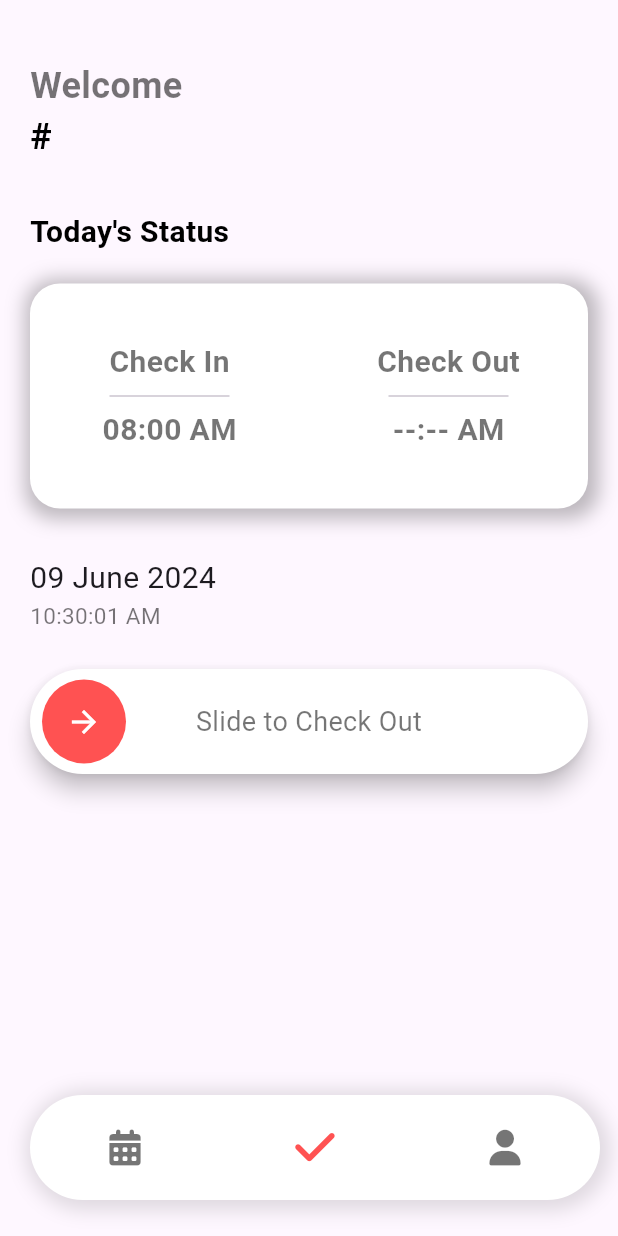
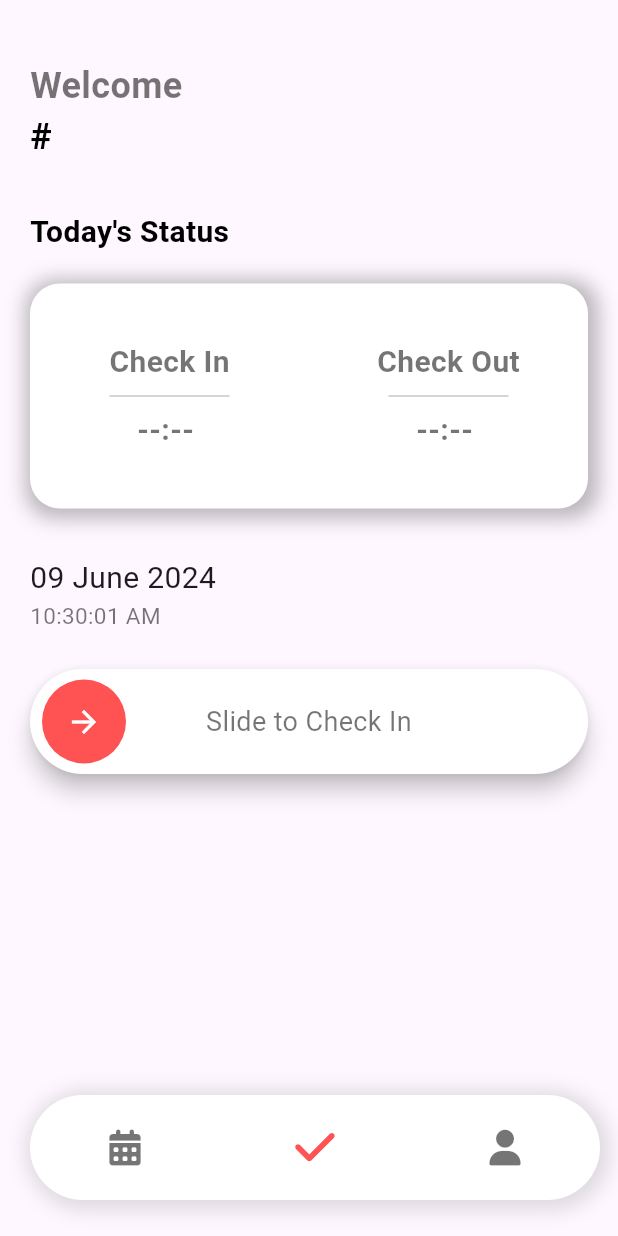
Before and after one commit to sicelo17/employee_attendance, a Flutter app: the HomeScreen screen opened directly, on a phone screen of 412 x 824 dp. Run offline on Flutter 3.47's test engine with Material 3 defaults, Android fonts, the phone set to English and light mode, and no system bars; drawn by our look-alikes of slide_to_act; our stand-ins replace flutter_dotenv, font_awesome_flutter, supabase_flutter; accounts and stored records are empty.

Commit message:
add check in and out functionality

```diff
--- a/lib/constants/constants.dart
+++ b/lib/constants/constants.dart
@@ -1,4 +1,5 @@
 class Constants {
   static const employeeTable = "employees";
   static const departmentTable = "departments";
+  static const attendanceTable = "attendance";
 }
--- a/lib/main.dart
+++ b/lib/main.dart
@@ -1,4 +1,5 @@
 import 'package:employee_attendance/screens/splash_screen.dart';
+import 'package:employee_attendance/services/attendance_service.dart';
 import 'package:employee_attendance/services/auth_service.dart';
 import 'package:employee_attendance/services/db_service.dart';
 import 'package:flutter/material.dart';
@@ -28,7 +29,7 @@ class MyApp extends StatelessWidget {
       providers: [
         ChangeNotifierProvider(create: (context) => AuthService()),
         ChangeNotifierProvider(create: (context) => DbService()),
-
+        ChangeNotifierProvider(create: (context) => AttendanceService()),
       ],
       child: MaterialApp(
         debugShowCheckedModeBanner: false,
--- /dev/null
+++ b/lib/models/attendance_model.dart
@@ -0,0 +1,19 @@
+class AttendanceModel {
+  final String id;
+  final String date;
+  final String checkIn;
+  final String? checkOut;
+  final DateTime createdAt;
+
+  AttendanceModel({required this.id, required this.date, required this.checkIn, this.checkOut, required this.createdAt});
+
+  factory AttendanceModel.fromJson(Map<String, dynamic> json) {
+    return AttendanceModel(
+      id: json['employee_id'],
+      date: json['date'],
+      checkIn: json['check_in'],
+      checkOut: json['check_out'],
+      createdAt: DateTime.parse(json['created_at']),
+    );
+  }
+}
--- a/lib/screens/attendance_screen.dart
+++ b/lib/screens/attendance_screen.dart
@@ -1,4 +1,5 @@
 import 'package:employee_attendance/models/user_model.dart';
+import 'package:employee_attendance/services/attendance_service.dart';
 import 'package:employee_attendance/services/db_service.dart';
 import 'package:flutter/material.dart';
 import 'package:intl/intl.dart';
@@ -14,8 +15,17 @@ class AttendanceScreen extends StatefulWidget {
 
 class _AttendanceScreenState extends State<AttendanceScreen> {
   final GlobalKey<SlideActionState> key = GlobalKey<SlideActionState>();
+
+  @override
+  void initState() {
+    Provider.of<AttendanceService>(context, listen: false).getTodayAttendance();
+    super.initState();
+  }
+
   @override
   Widget build(BuildContext context) {
+    final attendanceService = Provider.of<AttendanceService>(context);
+
     return Scaffold(
       body: SingleChildScrollView(
         padding: const EdgeInsets.all(20),
@@ -99,9 +109,9 @@ class _AttendanceScreenState extends State<AttendanceScreen> {
                             color: Colors.black54,
                           ),
                         ),
-                        SizedBox(width: 80, child: Divider(),),
-                        const Text("08:00 AM",
-                          style: TextStyle(
+                        const SizedBox(width: 80, child: Divider(),),
+                        Text(attendanceService.attendanceModel?.checkIn ?? "--:-- ",
+                          style: const TextStyle(
                             fontSize: 20,
                             fontWeight: FontWeight.bold,
                             color: Colors.black54,
@@ -121,9 +131,9 @@ class _AttendanceScreenState extends State<AttendanceScreen> {
                               color: Colors.black54,
                             ),
                           ),
-                          SizedBox(width: 80, child: Divider(),),
-                          const Text("--:-- AM",
-                            style: TextStyle(
+                          const SizedBox(width: 80, child: Divider(),),
+                          Text(attendanceService.attendanceModel?.checkOut ?? "--:-- ",
+                            style: const TextStyle(
                               fontSize: 20,
                               fontWeight: FontWeight.bold,
                               color: Colors.black54,
@@ -154,15 +164,16 @@ class _AttendanceScreenState extends State<AttendanceScreen> {
               margin: const EdgeInsets.only(top: 25),
               child: Builder(builder: (context){
                 return SlideAction(
-                  text: "Slide to Check Out",
-                  textStyle: TextStyle(
+                  text: attendanceService.attendanceModel?.checkIn == null ?"Slide to Check In" : "Slide to Check Out",
+                  textStyle: const TextStyle(
                     color: Colors.black54,
                     fontSize: 18,
                   ),
                   outerColor: Colors.white,
                   innerColor: Colors.redAccent,
                   key: key,
-                  onSubmit: (){
+                  onSubmit: () async {
+                    await attendanceService.markAttendance(context);
                     key.currentState!.reset();
                   }
                 );
```
Also changed, not shown: lib/services/attendance_service.dart (added, +50 -0 lines).
